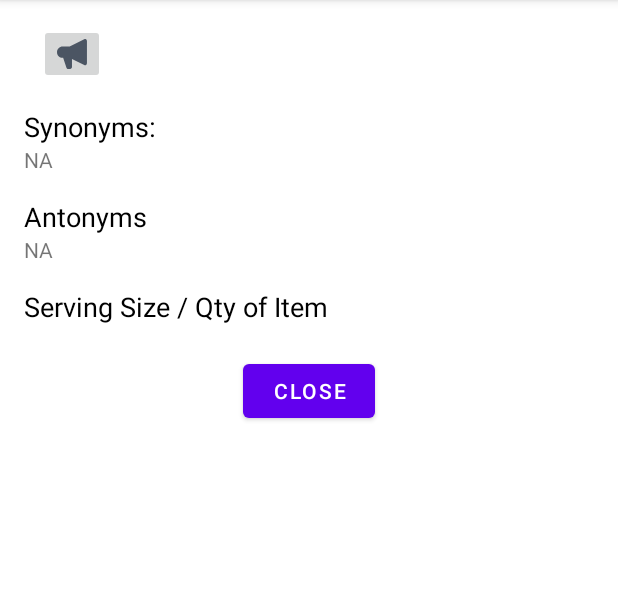
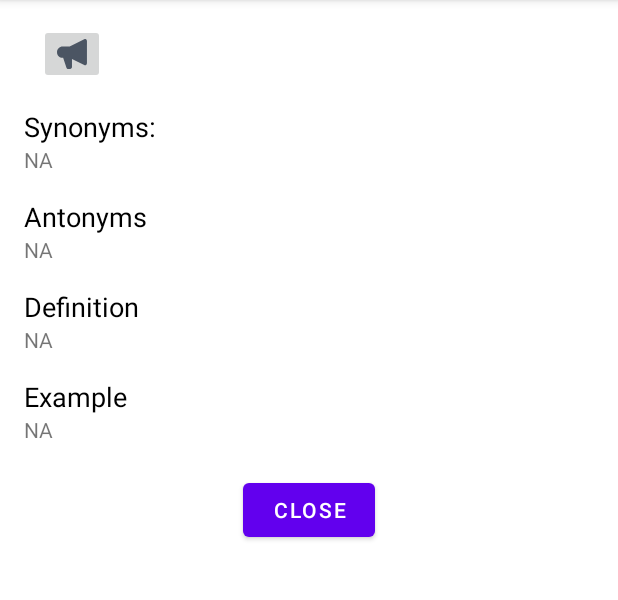
Before and after one commit to Vishesh20155/Mobile-Computing, an Android app: the fragment DetailsFragment shown on its own in the app's theme, on a phone screen of 412 x 824 dp, the part 84-684 px from its top. Run offline under Robolectric (Android 15) with nearby library versions, the phone set to English and light mode, and no system bars; network calls fail; 4 statements that could not run were skipped.

Commit message:
Details fragment complete

```diff
--- a/app/src/main/java/com/example/dictionaryapp/DetailsFragment.kt
+++ b/app/src/main/java/com/example/dictionaryapp/DetailsFragment.kt
@@ -17,6 +17,7 @@ import android.widget.Toast
 import androidx.fragment.app.DialogFragment
 import androidx.fragment.app.FragmentManager
 import androidx.fragment.app.FragmentTransaction
+import org.w3c.dom.Text
 
 // TODO: Rename parameter arguments, choose names that match
 // the fragment initialization parameters, e.g. ARG_ITEM_NUMBER
@@ -39,6 +40,8 @@ class DetailsFragment : Fragment() {
     private lateinit var wordDetailsList: MutableList<WordDetails>
     private lateinit var tvSynonyms: TextView
     private lateinit var tvAntonyms: TextView
+    private lateinit var tvDefinition: TextView
+    private lateinit var tvExample: TextView
 
     override fun onCreate(savedInstanceState: Bundle?) {
         super.onCreate(savedInstanceState)
@@ -70,6 +73,8 @@ class DetailsFragment : Fragment() {
         btnSpeaker = view.findViewById(R.id.btn_details_speaker)
         tvSynonyms = view.findViewById(R.id.tv_synonyms)
         tvAntonyms = view.findViewById(R.id.tv_antonyms)
+        tvDefinition = view.findViewById(R.id.tv_details_definition)
+        tvExample = view.findViewById(R.id.tv_details_example)
 
         if (wordDetailsList[idx!!].synonyms.size > 0) {
             var txt = ""
@@ -96,6 +101,10 @@ class DetailsFragment : Fragment() {
             if (txt.isNotEmpty())
                 tvAntonyms.text = txt
         }
+
+        if (wordDetailsList[idx!!].definitions[0].example.isNotEmpty())
+            tvExample.text = wordDetailsList[idx!!].definitions[0].example
+        tvDefinition.text = wordDetailsList[idx!!].definitions[0].definition
 
         return view
     }
--- a/app/src/main/res/layout/fragment_details.xml
+++ b/app/src/main/res/layout/fragment_details.xml
@@ -57,9 +57,27 @@
         android:layout_width="match_parent"
         android:layout_height="wrap_content"
         android:layout_marginTop="16dp"
-        android:text="Serving Size / Qty of Item"
+        android:text="Definition"
         android:textColor="@color/black"
         android:textSize="18sp"/>
+    <TextView
+        android:id="@+id/tv_details_definition"
+        android:layout_width="match_parent"
+        android:layout_height="wrap_content"
+        android:text="NA"/>
+
+    <TextView
+        android:layout_width="match_parent"
+        android:layout_height="wrap_content"
+        android:layout_marginTop="16dp"
+        android:text="Example"
+        android:textColor="@color/black"
+        android:textSize="18sp"/>
+    <TextView
+        android:id="@+id/tv_details_example"
+        android:layout_width="match_parent"
+        android:text="NA"
+        android:layout_height="wrap_content"/>
 
 
     <Button
```
